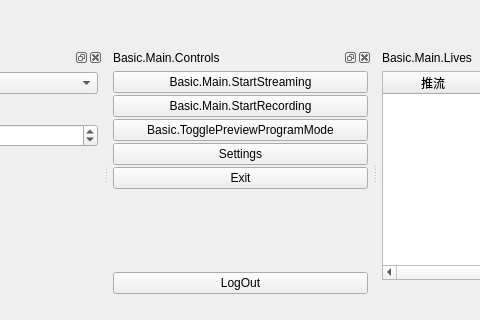
Qt form UI/forms/OBSBasic.ui (gechangli/obs-studio) before a commit; both pictures show x 792 to 1272 and y 500 to 820 of the 1440 by 820 pixel window.
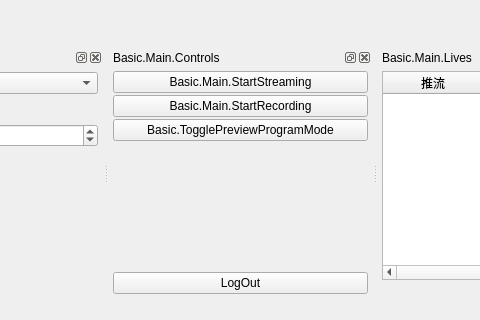
The same form after that commit. Icons and pictures are not drawn. Custom widgets are drawn as their Qt base class.

Commit message: settings, exit works, old buttons are removed

Diff of the .ui file:
```diff
--- a/UI/forms/OBSBasic.ui
+++ b/UI/forms/OBSBasic.ui
@@ -1020,32 +1020,6 @@
        </property>
       </widget>
      </item>
-     <item>
-      <widget class="QPushButton" name="settingsButton">
-       <property name="sizePolicy">
-        <sizepolicy hsizetype="Preferred" vsizetype="Fixed">
-         <horstretch>0</horstretch>
-         <verstretch>0</verstretch>
-        </sizepolicy>
-       </property>
-       <property name="text">
-        <string>Settings</string>
-       </property>
-      </widget>
-     </item>
-     <item>
-      <widget class="QPushButton" name="exitButton">
-       <property name="sizePolicy">
-        <sizepolicy hsizetype="Preferred" vsizetype="Fixed">
-         <horstretch>0</horstretch>
-         <verstretch>0</verstretch>
-        </sizepolicy>
-       </property>
-       <property name="text">
-        <string>Exit</string>
-       </property>
-      </widget>
-     </item>
      <item>
       <spacer name="expVSpacer">
        <property name="orientation">
```
Left out of the diff: 16 changed lines with no effect on the pictures. The commit also changes 4 other files.
